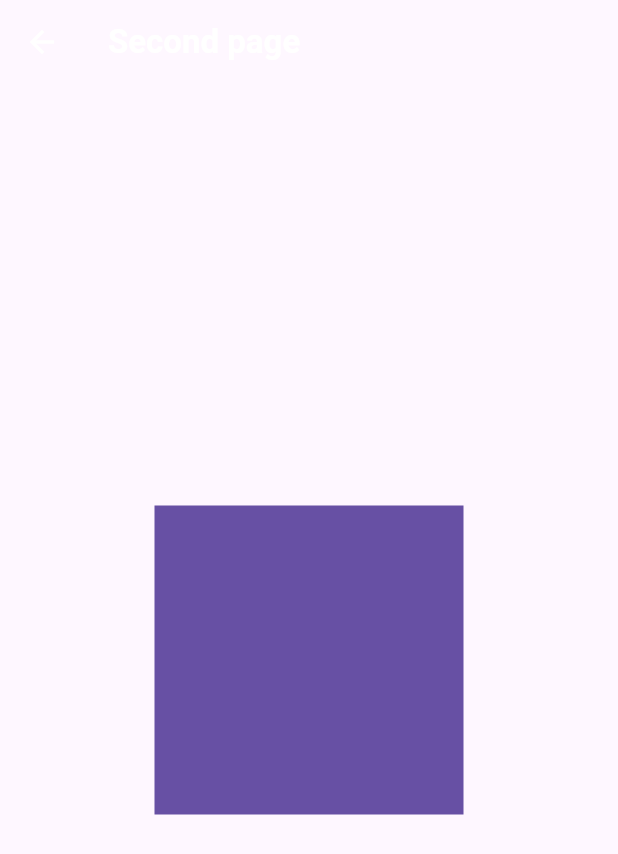
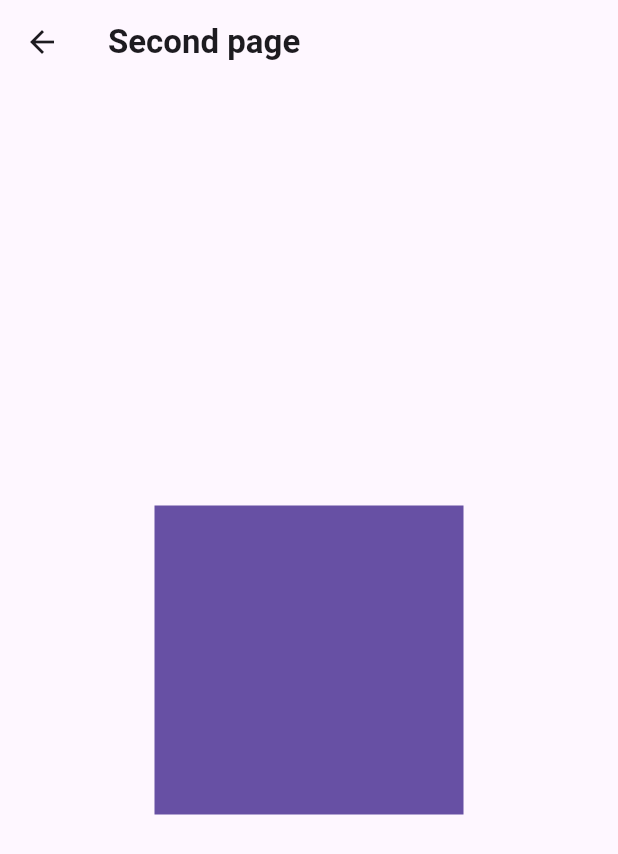
Before and after one commit to nank1ro/awesome_flutter_extensions, a Flutter app: the screen it shows after launch, after a tap on "Go to second page", on a phone screen of 412 x 824 dp. Shown: the top 854 px of the screen. Run offline on Flutter 3.47's test engine with Material 3 defaults, Android fonts, the phone set to English and light mode, and no system bars.

Commit message:
chore: bump version to 1.3.1

```diff
--- a/example/lib/pages/home_page/page.dart
+++ b/example/lib/pages/home_page/page.dart
@@ -37,7 +37,7 @@ class _MyHomePageState extends State<MyHomePage> {
         title: Text(
           widget.title,
           style: context.textStyles.titleLarge.bold.copyWith(
-            color: context.colors.scheme.onPrimary,
+            color: context.colors.scheme.onSurface,
           ),
         ),
       ),
--- a/example/lib/pages/second_page/page.dart
+++ b/example/lib/pages/second_page/page.dart
@@ -11,13 +11,13 @@ class SecondPage extends StatelessWidget {
         title: Text(
           'Second page',
           style: context.textStyles.titleLarge.bold.copyWith(
-            color: context.colors.scheme.onPrimary,
+            color: context.colors.scheme.onSurface,
           ),
         ),
         leading: IconButton(
           icon: Icon(
             Icons.arrow_back,
-            color: context.colors.scheme.onPrimary,
+            color: context.colors.scheme.onSurface,
           ),
           onPressed: () => context.navigator.pop(),
         ),
--- a/pubspec.yaml
+++ b/pubspec.yaml
@@ -2,7 +2,7 @@ name: awesome_flutter_extensions
 description: >
   A Flutter Extension to remove boilerplate when accessing
   ancestor context properties
-version: 1.3.0
+version: 1.3.1
 homepage: https://mariuti.com
 repository: https://github.com/nank1ro/awesome_flutter_extensions
 
```
Also changed, not shown: lib/src/theme_colors_ext.dart (+12 -0 lines), 5 other files.
